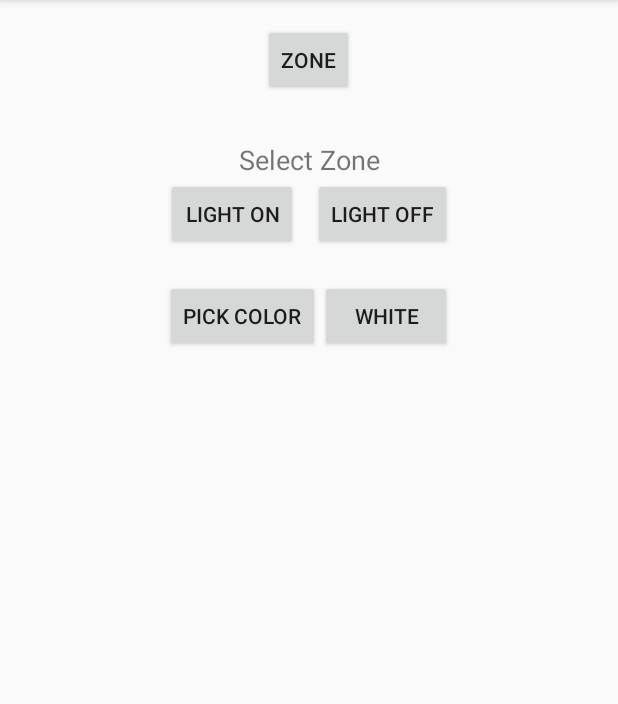
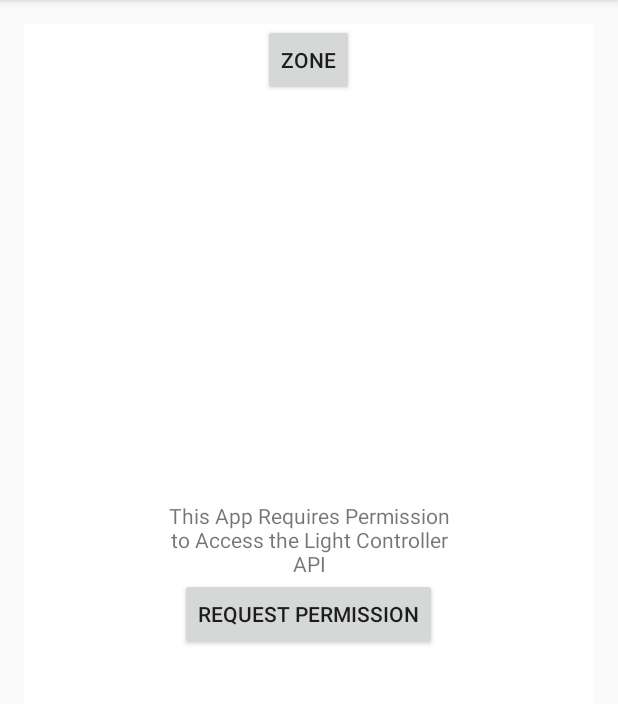
Before and after one commit to eliotstocker/Light-ControllerAPI, an Android app: the screen it shows after launch (TestActivity), on a phone screen of 412 x 824 dp, the part 84-788 px from its top. Run offline under Robolectric (Android 15) with nearby library versions, the phone set to English and light mode, and no system bars.

Commit message:
add new setOnPermissionChanged function to example

```diff
--- a/example/src/main/res/layout/activity_test.xml
+++ b/example/src/main/res/layout/activity_test.xml
@@ -76,4 +76,27 @@
             android:id="@+id/white" />
     </LinearLayout>
 
+    <LinearLayout
+        android:orientation="vertical"
+        android:layout_width="fill_parent"
+        android:layout_height="fill_parent"
+        android:background="#FFFFFF"
+        android:gravity="center"
+        android:focusableInTouchMode="false"
+        android:id="@+id/perm_request">
+
+        <TextView
+            android:layout_width="200dp"
+            android:layout_height="wrap_content"
+            android:text="This App Requires Permission to Access the Light Controller API"
+            android:id="@+id/textView"
+            android:gravity="center" />
+
+        <Button
+            android:layout_width="wrap_content"
+            android:layout_height="wrap_content"
+            android:text="Request Permission"
+            android:id="@+id/perm_button" />
+    </LinearLayout>
+
 </RelativeLayout>
```
Also changed, not shown: example/src/main/java/tv/piratemedia/lightcontrollerapiexample/TestActivity.java (+24 -2 lines).
